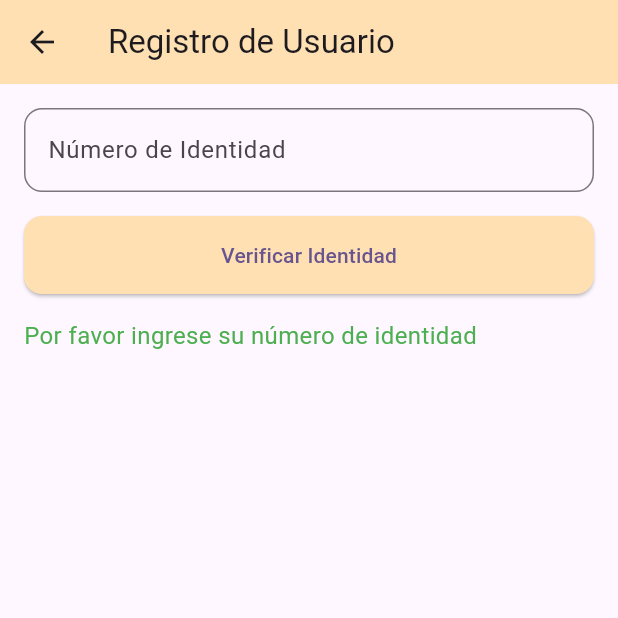
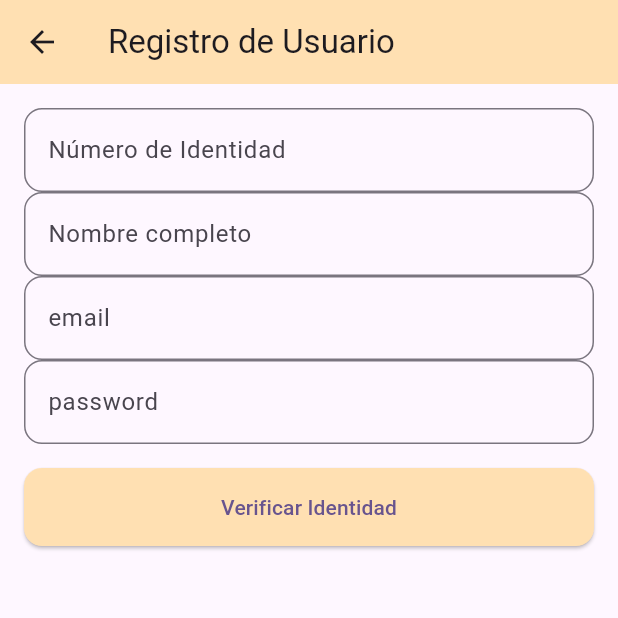
Before and after one commit to dosorto/AlcaldiasApp, a Flutter app: the RegisterScreen screen opened directly, after a tap on "Verificar Identidad", on a phone screen of 412 x 824 dp, the top half of it. Run offline on Flutter 3.47's test engine with Material 3 defaults, Android fonts, the phone set to English and light mode, and no system bars; our stand-ins replace flutter_screenutil, get; network calls fail.

Commit message:
second commit

```diff
--- a/lib/main.dart
+++ b/lib/main.dart
@@ -22,7 +22,7 @@
             colorScheme: ColorScheme.fromSeed(seedColor: Colors.deepPurple),
             useMaterial3: true,
           ),
-          home: const HomeScreen(),
+          home: Login(),
         );
       },
     );
@@ -169,7 +169,7 @@
         break;
       case 1:
         // cerrar sesion
-        Get.offAll(() => const Login());
+        Get.offAll(() => Login());
         break;
     }
   }
--- a/lib/services/user.service.dart
+++ b/lib/services/user.service.dart
@@ -21,3 +21,22 @@
     client.close();
   }
 }
+
+Future<Data> create_user_service(
+    String name, String email, String passwd) async {
+  var client = http.Client();
+  try {
+    var response = await client.post(Uri.parse(API_URL + "/user"),
+        body: {'name': name, 'email': email, 'password': passwd});
+    var decodedResponse = jsonDecode(utf8.decode(response.bodyBytes)) as Map;
+    //bool hasError = decodedResponse['hasError'];
+    Data data = Data(
+        code: response.statusCode,
+        message: decodedResponse["message"] ?? "",
+        data: decodedResponse["data"]);
+    print(data.toString());
+    return data;
+  } finally {
+    client.close();
+  }
+}
--- a/lib/views/user.register.dart
+++ b/lib/views/user.register.dart
@@ -1,4 +1,5 @@
 import 'dart:convert';
+import 'package:alcaldias/services/user.service.dart';
 import 'package:flutter/material.dart';
 import 'package:http/http.dart' as http;
 
@@ -18,6 +19,7 @@
 
   Future<void> _verifyIdentity() async {
     final String numeroidentidad = _idController.text;
+    await create_user_service("name", "email@fasdfa.com", "dasdasdasdas");
 
     if (numeroidentidad.isEmpty) {
       setState(() {
@@ -75,6 +77,8 @@
   Future<void> _registerUser() async {
     final String identityNumber = _idController.text;
     final String password = _passwordController.text;
+
+    await create_user_service("name", "email@fasdfa.com", "dasdasdasdas");
 
     if (password.isEmpty) {
       setState(() {
@@ -145,6 +149,36 @@
                 ),
               ),
             ),
+            TextField(
+              controller: _idController,
+              keyboardType: TextInputType.number,
+              decoration: InputDecoration(
+                labelText: 'Nombre completo',
+                border: OutlineInputBorder(
+                  borderRadius: BorderRadius.circular(12.0),
+                ),
+              ),
+            ),
+            TextField(
+              controller: _idController,
+              keyboardType: TextInputType.number,
+              decoration: InputDecoration(
+                labelText: 'email',
+                border: OutlineInputBorder(
+                  borderRadius: BorderRadius.circular(12.0),
+                ),
+              ),
+            ),
+            TextField(
+              controller: _idController,
+              keyboardType: TextInputType.number,
+              decoration: InputDecoration(
+                labelText: 'password ',
+                border: OutlineInputBorder(
+                  borderRadius: BorderRadius.circular(12.0),
+                ),
+              ),
+            ),
             const SizedBox(height: 16.0),
             if (_isIdentityVerified) ...[
               TextField(
```
Also changed, not shown: lib/controllers/user.controller.dart (+29 -0 lines), lib/views/user.login.view.dart (+5 -9 lines), 5 other files.
